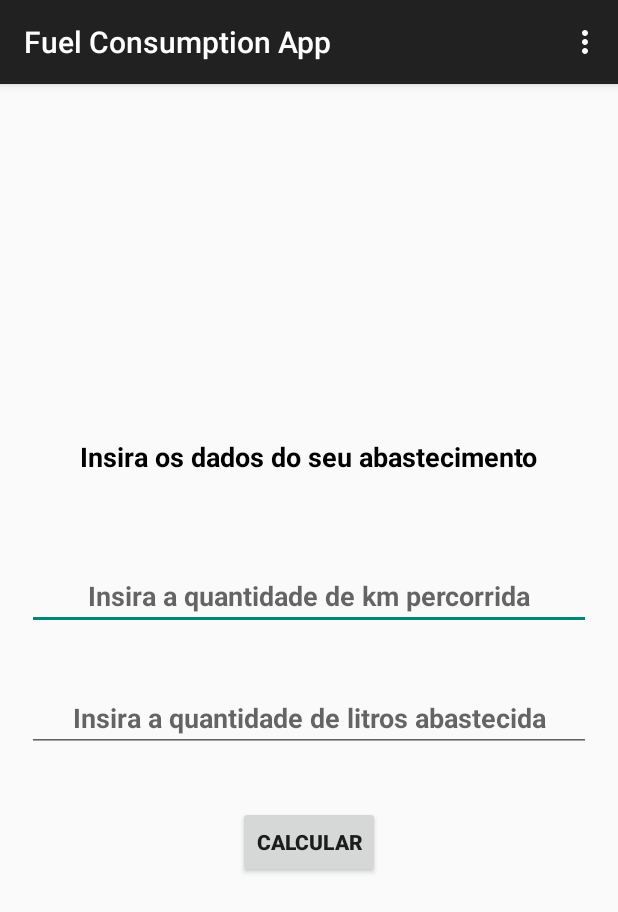
After one commit to fsancho1985/Fuel-Consumption-App, an Android app: the ConsumptionCalcActivity screen opened directly, with no data from a screen before it, on a phone screen of 412 x 824 dp. The commit adds this screen. Shown: the top 912 px of the screen. Run offline under Robolectric (Android 15) with nearby library versions, the phone set to English and light mode, and no system bars.

Commit message:
Creating Calculation Screen and Functionalities

```diff
--- a/app/src/main/AndroidManifest.xml
+++ b/app/src/main/AndroidManifest.xml
@@ -13,6 +13,9 @@
         android:theme="@style/Theme.FuelConsumptionApp"
         tools:targetApi="31">
         <activity
+            android:name=".ConsumptionCalcActivity"
+            android:exported="false" />
+        <activity
             android:name=".MainActivity"
             android:exported="true">
             <intent-filter>
--- /dev/null
+++ b/app/src/main/java/com/sancho/fuelconsumptionapp/ConsumptionCalcActivity.kt
@@ -0,0 +1,74 @@
+package com.sancho.fuelconsumptionapp
+
+import android.content.DialogInterface
+import android.content.Intent
+import androidx.appcompat.app.AppCompatActivity
+import android.os.Bundle
+import android.view.Menu
+import android.view.MenuItem
+import android.widget.Button
+import android.widget.EditText
+import android.widget.Toast
+import androidx.appcompat.app.AlertDialog
+
+class ConsumptionCalcActivity : AppCompatActivity() {
+
+    private lateinit var editKm: EditText
+    private lateinit var editFuel: EditText
+
+    override fun onCreate(savedInstanceState: Bundle?) {
+        super.onCreate(savedInstanceState)
+        setContentView(R.layout.activity_consumption_calc)
+
+        editKm = findViewById(R.id.edit_km)
+        editFuel = findViewById(R.id.edit_fuel)
+
+        val btnCalculate: Button = findViewById(R.id.btn_calculate)
+        btnCalculate.setOnClickListener {
+            if (!formValidate()) {
+                Toast.makeText(this, R.string.fields_message, Toast.LENGTH_LONG).show()
+                return@setOnClickListener
+            }
+            val km = editKm.text.toString().toInt()
+            val fuel = editFuel.text.toString().toDouble()
+
+            val averageConsumption = calculateAverage(km, fuel)
+            val formatedConsumption = "%.2f".format(averageConsumption).toDouble()
+
+            AlertDialog.Builder(this)
+                .setTitle(getString(R.string.app_message))
+                .setMessage(getString(R.string.consumption_message, formatedConsumption))
+                .setPositiveButton(R.string.ok, object : DialogInterface.OnClickListener{
+                    override fun onClick(p0: DialogInterface?, p1: Int) {
+                    }
+                }).create().show()
+        }
+    }
+
+    private fun calculateAverage(km: Int, fuel: Double): Double {
+        return km.toDouble() / fuel
+    }
+
+    override fun onCreateOptionsMenu(menu: Menu?): Boolean {
+        menuInflater.inflate(R.menu.menu, menu)
+        return super.onCreateOptionsMenu(menu)
+    }
+
+    override fun onOptionsItemSelected(item: MenuItem): Boolean {
+        if (item.itemId == R.id.menu_history) {
+            finish()
+//            openListActivity()
+        }
+        return super.onOptionsItemSelected(item)
+    }
+
+//    private fun openListActivity() {
+//        val intent = Intent(this, ListConsumption::class.java)
+//
+//    }
+
+    private fun formValidate(): Boolean {
+        return (editKm.text.isNotEmpty()
+                && editFuel.text.isNotEmpty())
+    }
+}
--- a/app/src/main/java/com/sancho/fuelconsumptionapp/MainActivity.kt
+++ b/app/src/main/java/com/sancho/fuelconsumptionapp/MainActivity.kt
@@ -1,11 +1,20 @@
 package com.sancho.fuelconsumptionapp
 
+import android.content.Intent
 import androidx.appcompat.app.AppCompatActivity
 import android.os.Bundle
+import android.widget.Button
 
 class MainActivity : AppCompatActivity() {
     override fun onCreate(savedInstanceState: Bundle?) {
         super.onCreate(savedInstanceState)
         setContentView(R.layout.activity_main)
+
+        val btn: Button = findViewById(R.id.btn_access)
+
+        btn.setOnClickListener {
+            val intent = Intent(this, ConsumptionCalcActivity::class.java)
+            startActivity(intent)
+        }
     }
 }
--- /dev/null
+++ b/app/src/main/res/layout/activity_consumption_calc.xml
@@ -0,0 +1,52 @@
+<?xml version="1.0" encoding="utf-8"?>
+<ScrollView xmlns:android="http://schemas.android.com/apk/res/android"
+    xmlns:app="http://schemas.android.com/apk/res-auto"
+    xmlns:tools="http://schemas.android.com/tools"
+    android:layout_width="match_parent"
+    android:layout_height="match_parent"
+    tools:context=".ConsumptionCalcActivity">
+
+    <LinearLayout
+        android:layout_width="match_parent"
+        android:layout_height="wrap_content"
+        android:orientation="vertical"
+        android:layout_gravity="center"
+        >
+
+        <TextView
+            android:layout_width="wrap_content"
+            android:layout_height="wrap_content"
+            android:text="@string/consumption_calc_desc"
+            android:layout_gravity="center_horizontal"
+            style="@style/textViewForm"
+            />
+
+        <EditText
+            android:id="@+id/edit_km"
+            android:layout_width="match_parent"
+            android:layout_height="wrap_content"
+            android:hint="@string/edit_km"
+            android:inputType="number"
+            android:maxLength="3"
+            style="@style/editTextForm"/>
+
+        <EditText
+            android:id="@+id/edit_fuel"
+            android:layout_width="match_parent"
+            android:layout_height="wrap_content"
+            android:hint="@string/edit_fuel"
+            android:inputType="numberDecimal"
+            android:maxLength="5"
+            style="@style/editTextForm"/>
+
+        <Button
+            android:id="@+id/btn_calculate"
+            android:layout_width="wrap_content"
+            android:layout_height="wrap_content"
+            android:text="@string/btn_calculate"
+            android:layout_gravity="center"
+            style="@style/btnForm"/>
+
+    </LinearLayout>
+
+</ScrollView>
--- a/app/src/main/res/values/strings.xml
+++ b/app/src/main/res/values/strings.xml
@@ -2,4 +2,13 @@
     <string name="app_name">Fuel Consumption App</string>
     <string name="app_title">O seu computador de bordo no celular</string>
     <string name="btn_access">Acessar o app</string>
+    <string name="consumption_calc_desc">Insira os dados do seu abastecimento</string>
+    <string name="edit_km">Insira a quantidade de km percorrida</string>
+    <string name="edit_fuel">Insira a quantidade de litros abastecida</string>
+    <string name="btn_calculate">Calcular</string>
+    <string name="fields_message">Os campos devem ser preenchidos</string>
+    <string name="consumption_message">A média de consumo dessa viagem foi de: %1$.2f km/l</string>
+    <string name="app_message">Veja a média de consumo!</string>
+    <string name="ok">Ok</string>
+    <string name="save">Salvar</string>
 </resources>
--- /dev/null
+++ b/app/src/main/res/values/styles.xml
@@ -0,0 +1,26 @@
+<?xml version="1.0" encoding="utf-8"?>
+<resources>
+
+    <style name="textViewForm">
+        <item name="android:layout_marginTop">15dp</item>
+        <item name="android:layout_marginStart">30dp</item>
+        <item name="android:layout_marginEnd">30dp</item>
+        <item name="android:layout_marginBottom">40dp</item>
+        <item name="android:textSize">18sp</item>
+        <item name="android:textStyle">bold</item>
+        <item name="android:textColor">@color/black</item>
+    </style>
+
+    <style name="editTextForm">
+        <item name="android:layout_gravity">center_horizontal</item>
+        <item name="android:layout_margin">18dp</item>
+        <item name="android:textAlignment">center</item>
+        <item name="android:textStyle">bold</item>
+    </style>
+
+    <style name="btnForm">
+        <item name="android:textStyle">bold</item>
+        <item name="android:layout_margin">18dp</item>
+    </style>
+
+</resources>
```
